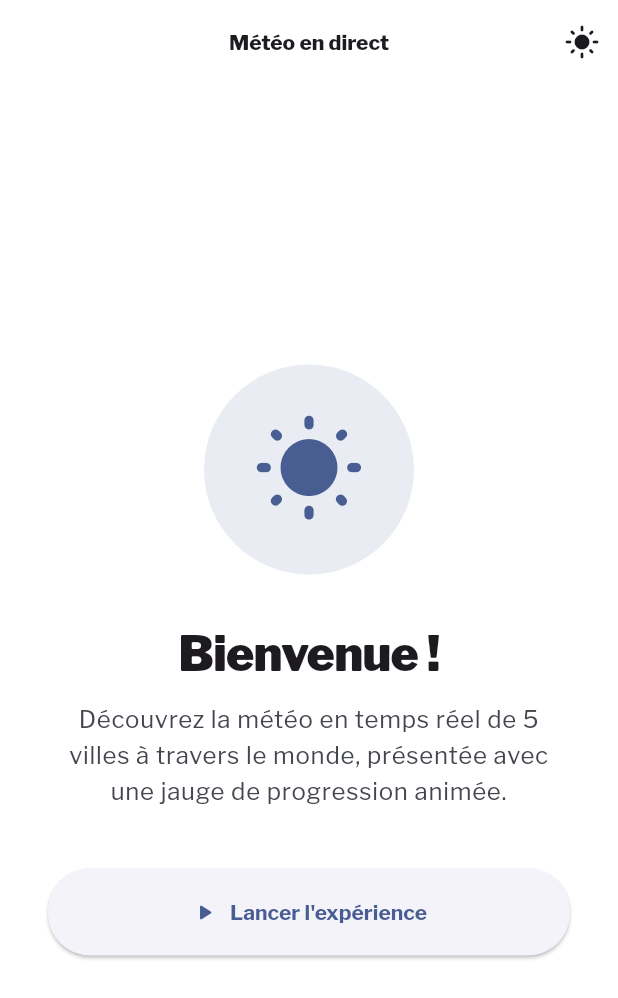
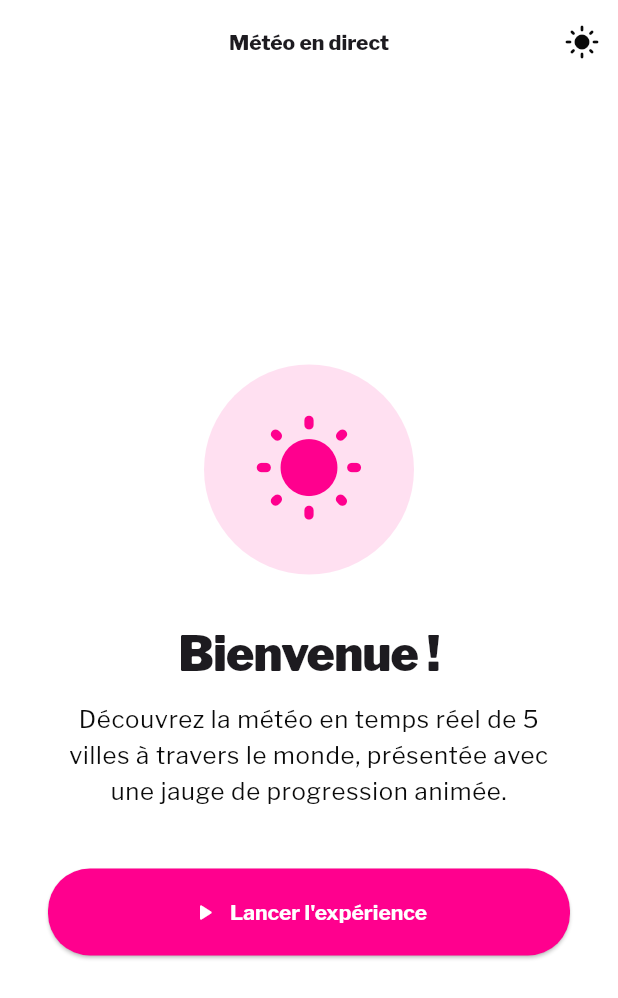
Before and after one commit to Zoubeir23/meteo_examen_l3iage, a Flutter app: the screen it shows after launch, on a phone screen of 412 x 824 dp. Shown: the top 998 px of the screen. Run offline on Flutter 3.47's test engine with Material 3 defaults, Android fonts, the phone set to English and light mode, and no system bars; our stand-ins replace dio, flutter_dotenv, google_fonts, google_maps_flutter, retrofit; generated files the repository leaves out were written again.

Commit message:
feat: match socrousty.com exact brand palette (pink/gold/blue) and filled CTA

```diff
--- a/lib/core/theme/app_colors.dart
+++ b/lib/core/theme/app_colors.dart
@@ -2,16 +2,14 @@ import 'package:flutter/material.dart';
 
 /// Shared color palette for the light and dark themes.
 ///
-/// Visual language borrows the bold, high-contrast, generously-rounded
-/// style of https://socrousty.com (Libre Franklin type, punchy accent on a
-/// black/white base) — swapped to a sky-blue/amber palette that fits a
-/// weather app instead of their brand pink.
+/// Matches the exact brand palette of https://socrousty.com: punchy pink
+/// accent, gold and blue secondary accents, on a pure black/white base.
 class AppColors {
   const AppColors._();
 
-  static const Color skyBlue = Color(0xFF2F6FED);
-  static const Color skyBlueDark = Color(0xFF5B93FF);
-  static const Color sunAmber = Color(0xFFFFB020);
+  static const Color brandPink = Color(0xFFFF008E);
+  static const Color brandGold = Color(0xFFFFD65A);
+  static const Color brandBlue = Color(0xFF0099FF);
 
   static const Color pureBlack = Color(0xFF0A0A0A);
   static const Color pureWhite = Color(0xFFFFFFFF);
@@ -19,8 +17,8 @@ class AppColors {
   static const Color lightBackground = Color(0xFFFFFFFF);
   static const Color lightSurface = Color(0xFFF3F5F9);
 
-  static const Color darkBackground = Color(0xFF0A0C10);
-  static const Color darkSurface = Color(0xFF15181F);
+  static const Color darkBackground = Color(0xFF101010);
+  static const Color darkSurface = Color(0xFF1A1A1A);
 
   static const Color error = Color(0xFFE5484D);
 }
--- a/lib/core/theme/app_theme.dart
+++ b/lib/core/theme/app_theme.dart
@@ -10,9 +10,16 @@ class AppTheme {
 
   static ThemeData get light => _themeFrom(
         brightness: Brightness.light,
-        colorScheme: ColorScheme.fromSeed(
-          seedColor: AppColors.skyBlue,
-          brightness: Brightness.light,
+        colorScheme: ColorScheme.light(
+          primary: AppColors.brandPink,
+          onPrimary: AppColors.pureWhite,
+          secondary: AppColors.brandBlue,
+          onSecondary: AppColors.pureWhite,
+          tertiary: AppColors.brandGold,
+          onTertiary: AppColors.pureBlack,
+          surface: AppColors.lightSurface,
+          onSurface: AppColors.pureBlack,
+          error: AppColors.error,
         ),
         background: AppColors.lightBackground,
         surface: AppColors.lightSurface,
@@ -20,9 +27,16 @@ class AppTheme {
 
   static ThemeData get dark => _themeFrom(
         brightness: Brightness.dark,
-        colorScheme: ColorScheme.fromSeed(
-          seedColor: AppColors.skyBlueDark,
-          brightness: Brightness.dark,
+        colorScheme: ColorScheme.dark(
+          primary: AppColors.brandPink,
+          onPrimary: AppColors.pureWhite,
+          secondary: AppColors.brandBlue,
+          onSecondary: AppColors.pureWhite,
+          tertiary: AppColors.brandGold,
+          onTertiary: AppColors.pureBlack,
+          surface: AppColors.darkSurface,
+          onSurface: AppColors.pureWhite,
+          error: AppColors.error,
         ),
         background: AppColors.darkBackground,
         surface: AppColors.darkSurface,
@@ -76,6 +90,9 @@ class AppTheme {
       ),
       elevatedButtonTheme: ElevatedButtonThemeData(
         style: ElevatedButton.styleFrom(
+          backgroundColor: colorScheme.primary,
+          foregroundColor: colorScheme.onPrimary,
+          disabledBackgroundColor: colorScheme.primary.withValues(alpha: 0.4),
           padding: const EdgeInsets.symmetric(horizontal: 36, vertical: 20),
           shape: RoundedRectangleBorder(borderRadius: BorderRadius.circular(28)),
           textStyle: textTheme.titleMedium,
```
